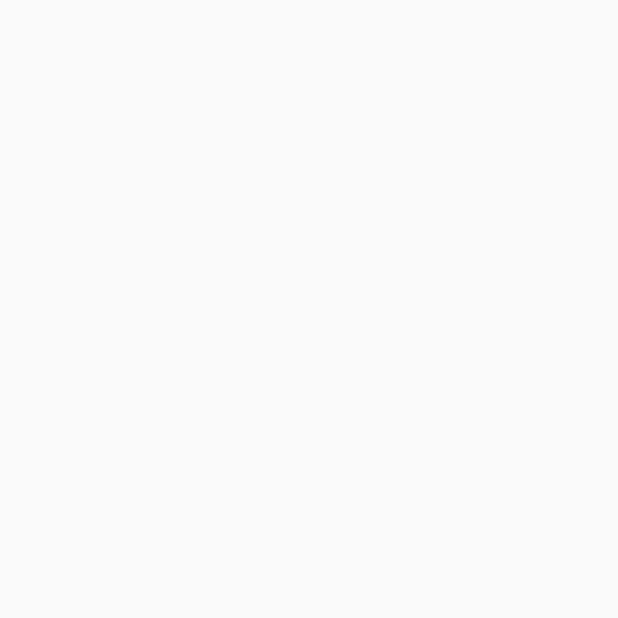
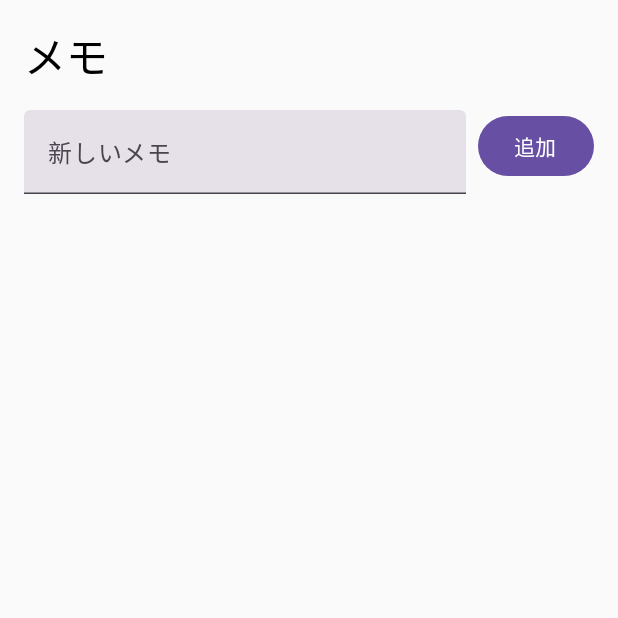
Before and after one commit to haldomae/ST42_kadai04, an Android app built with Jetpack Compose: the screen it shows after launch (MainActivity), on a phone screen of 412 x 824 dp, the top half of it. Before the commit the part shown is empty. Run offline under Robolectric (Android 15) with nearby library versions, the phone set to English and light mode, and no system bars; our stand-ins replace Room's generated code.

Commit message:
MainActivityを修正

```diff
--- a/app/src/main/java/com/classnumber_00_domaekazuki/st42_kadai04/MainActivity.kt
+++ b/app/src/main/java/com/classnumber_00_domaekazuki/st42_kadai04/MainActivity.kt
@@ -1,24 +1,134 @@
 package com.classnumber_00_domaekazuki.st42_kadai04
 
+// MainActivity.kt - ユーザーが見る画面とデータベースをつなぐファイル
 import android.os.Bundle
 import androidx.activity.ComponentActivity
 import androidx.activity.compose.setContent
-import androidx.activity.enableEdgeToEdge
-import androidx.compose.foundation.layout.fillMaxSize
-import androidx.compose.foundation.layout.padding
-import androidx.compose.material3.Scaffold
-import androidx.compose.material3.Text
-import androidx.compose.runtime.Composable
+import androidx.compose.foundation.layout.*
+import androidx.compose.foundation.lazy.LazyColumn
+import androidx.compose.foundation.lazy.items
+import androidx.compose.material3.*
+import androidx.compose.runtime.*
 import androidx.compose.ui.Modifier
-import androidx.compose.ui.tooling.preview.Preview
-import com.classnumber_00_domaekazuki.st42_kadai04.ui.theme.ST42_kadai04Theme
+import androidx.compose.ui.unit.dp
+import kotlinx.coroutines.launch
 
 class MainActivity : ComponentActivity() {
     override fun onCreate(savedInstanceState: Bundle?) {
         super.onCreate(savedInstanceState)
-        enableEdgeToEdge()
+
+        // 🔍 データベースを作成（アプリ起動時に1回だけ）
+        val database = getDatabase(this)  // 先ほど作った関数を呼び出し
+
+        // 画面を表示
         setContent {
-            ST42_kadai04Theme {
+            MemoApp(database)  // データベースを画面に渡す
+        }
+    }
+}
+
+@OptIn(ExperimentalMaterial3Api::class)
+@Composable
+fun MemoApp(database: AppDatabase) {
+    // 🔍 画面の状態を管理する変数たち
+    // memos = 現在表示されているメモのリスト
+    var memos by remember { mutableStateOf(listOf<Memo>()) }
+    // newMemoText = ユーザーが入力中のテキスト
+    var newMemoText by remember { mutableStateOf("") }
+    // scope = 非同期処理（データベース操作）を実行するための道具
+    val scope = rememberCoroutineScope()
+
+    // 🔍 アプリ起動時にデータベースからメモを読み込み
+    LaunchedEffect(Unit) {  // アプリ起動時に1回だけ実行
+        memos = database.memoDao().getAll()  // データベースから全メモを取得
+    }
+
+    // 🔍 画面のレイアウト開始
+    Column(
+        modifier = Modifier
+            .fillMaxSize()      // 画面全体を使用
+            .padding(16.dp)     // 周りに16dpの余白
+    ) {
+        // 📝 アプリのタイトル
+        Text(
+            text = "メモ",
+            style = MaterialTheme.typography.headlineMedium,  // 大きな文字
+            modifier = Modifier.padding(bottom = 16.dp)       // 下に余白
+        )
+
+        // 🔍 新しいメモを入力・追加する部分
+        Row(
+            modifier = Modifier.fillMaxWidth(),  // 横幅いっぱい
+            horizontalArrangement = Arrangement.spacedBy(8.dp)  // 要素間に8dpの隙間
+        ) {
+            // テキスト入力欄
+            TextField(
+                value = newMemoText,                    // 現在の入力内容
+                onValueChange = { newMemoText = it },   // 入力が変わった時の処理
+                label = { Text("新しいメモ") },          // 入力欄のラベル
+                modifier = Modifier.weight(1f)          // 残りの幅を全部使う
+            )
+
+            // 追加ボタン
+            Button(
+                onClick = {  // ボタンが押された時の処理
+                    if (newMemoText.isNotBlank()) {  // 空文字でなければ
+                        scope.launch {  // 非同期処理を開始
+                            // 🔍 データベースに新しいメモを保存
+                            database.memoDao().insert(Memo(text = newMemoText))
+                            // 🔍 画面を最新の状態に更新
+                            memos = database.memoDao().getAll()
+                            // 🔍 入力欄をクリア
+                            newMemoText = ""
+                        }
+                    }
+                }
+            ) {
+                Text("追加")
+            }
+        }
+
+        // 余白
+        Spacer(modifier = Modifier.height(16.dp))
+
+        // 🔍 保存されているメモの一覧表示
+        LazyColumn(  // スクロール可能なリスト
+            verticalArrangement = Arrangement.spacedBy(8.dp)  // 項目間に8dpの隙間
+        ) {
+            items(memos) { memo ->  // memosリストの各項目に対して
+                Card(  // カード形式で表示
+                    modifier = Modifier.fillMaxWidth()  // 横幅いっぱい
+                ) {
+                    Row(
+                        modifier = Modifier
+                            .fillMaxWidth()
+                            .padding(16.dp),  // カード内に余白
+                        horizontalArrangement = Arrangement.SpaceBetween  // 左右に分散配置
+                    ) {
+                        // メモのテキスト表示
+                        Text(
+                            text = memo.text,           // データベースから取得したテキスト
+                            modifier = Modifier.weight(1f)  // 残りの幅を使用
+                        )
+
+                        // 削除ボタン
+                        Button(
+                            onClick = {  // 削除ボタンが押された時
+                                scope.launch {  // 非同期処理を開始
+                                    // 🔍 データベースから該当メモを削除
+                                    database.memoDao().delete(memo)
+                                    // 🔍 画面を最新の状態に更新
+                                    memos = database.memoDao().getAll()
+                                }
+                            },
+                            colors = ButtonDefaults.buttonColors(
+                                containerColor = MaterialTheme.colorScheme.error  // 赤色
+                            )
+                        ) {
+                            Text("削除")
+                        }
+                    }
+                }
             }
         }
     }
```
Also changed, not shown: 1 other file.
